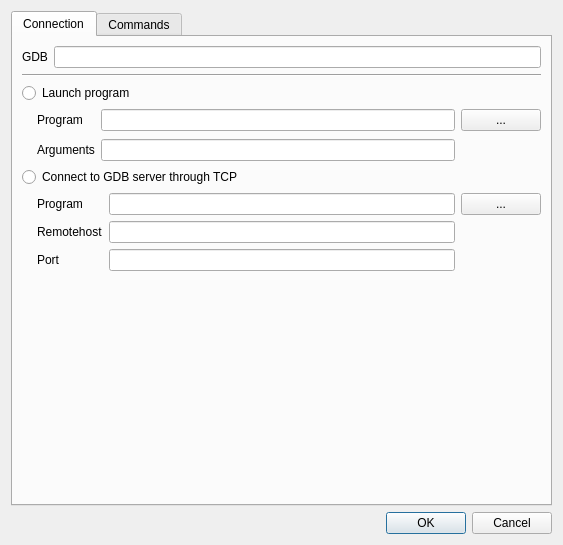
First picture: the form in src/opendialog.ui, repository jhn98032/gede, before the edit.
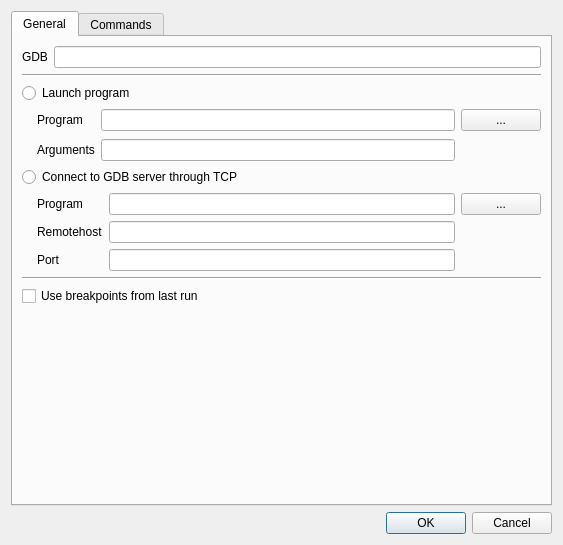
Second picture: the form after the edit.

Commit message: Added saving of breakpoints in ini file

Diff of the .ui file:
```diff
--- a/src/opendialog.ui
+++ b/src/opendialog.ui
@@ -21,7 +21,7 @@
      </property>
      <widget class="QWidget" name="tab">
       <attribute name="title">
-       <string>Connection</string>
+       <string>General</string>
       </attribute>
       <layout class="QVBoxLayout" name="verticalLayout_2">
        <item>
@@ -153,6 +153,20 @@
          </item>
         </layout>
        </item>
+       <item>
+        <widget class="Line" name="line_2">
+         <property name="orientation">
+          <enum>Qt::Horizontal</enum>
+         </property>
+        </widget>
+       </item>
+       <item>
+        <widget class="QCheckBox" name="checkBox_reloadBreakpoints">
+         <property name="text">
+          <string>Use breakpoints from last run</string>
+         </property>
+        </widget>
+       </item>
        <item>
         <spacer name="verticalSpacer">
          <property name="orientation">
```
Left out of the diff: 2 changed lines with no effect on the pictures. The commit also changes 5 other files.
